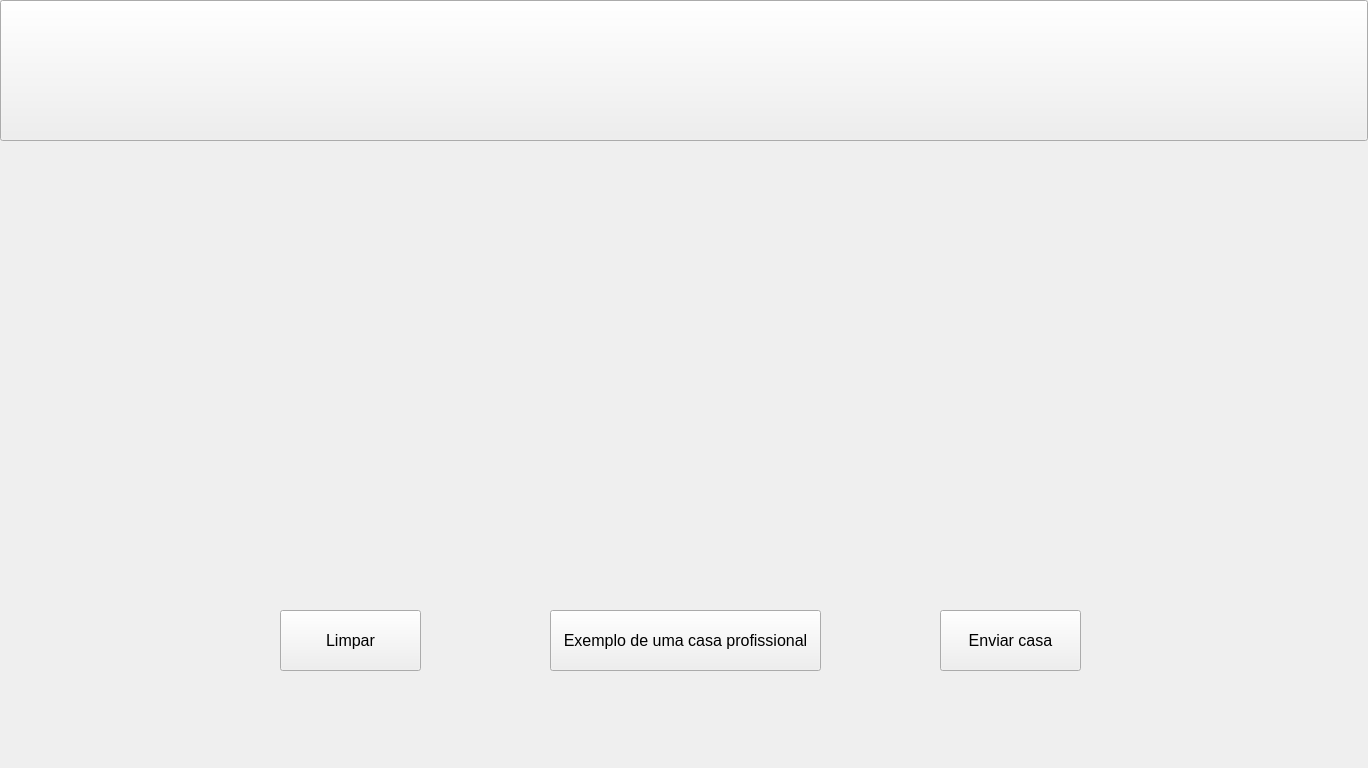
Above: Software/ProjetoK/mainwindow.ui from BrenoUSP/ProjetoK before the change. Below: the same form after it.
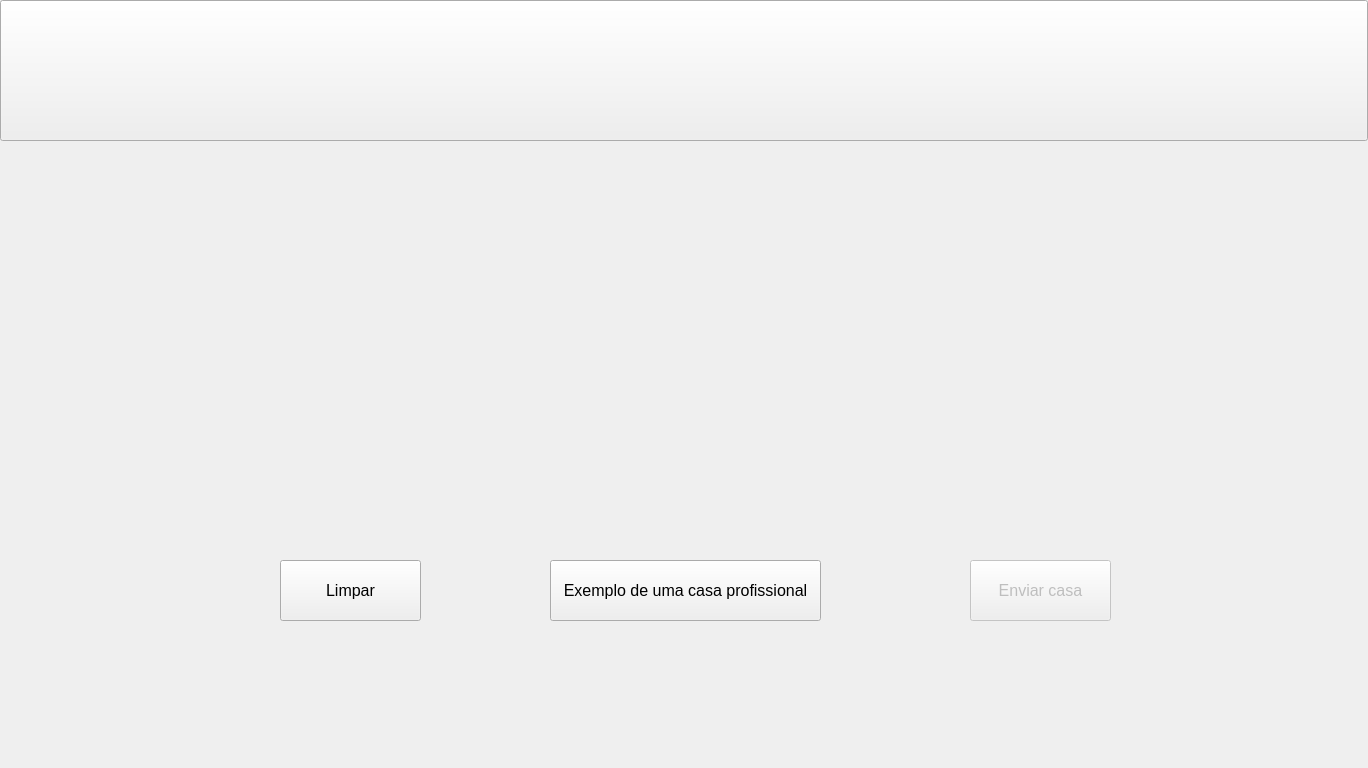
That is the form after the change. Icons and pictures are not drawn.

```diff
--- a/Software/ProjetoK/mainwindow.ui
+++ b/Software/ProjetoK/mainwindow.ui
@@ -50,10 +50,13 @@
     </property>
    </widget>
    <widget class="QPushButton" name="pushButton_2">
+    <property name="enabled">
+     <bool>false</bool>
+    </property>
     <property name="geometry">
      <rect>
-      <x>940</x>
-      <y>610</y>
+      <x>970</x>
+      <y>560</y>
       <width>141</width>
       <height>61</height>
      </rect>
@@ -77,7 +80,7 @@
     <property name="geometry">
      <rect>
       <x>280</x>
-      <y>610</y>
+      <y>560</y>
       <width>141</width>
       <height>61</height>
      </rect>
@@ -95,7 +98,7 @@
     <property name="geometry">
      <rect>
       <x>550</x>
-      <y>610</y>
+      <y>560</y>
       <width>271</width>
       <height>61</height>
      </rect>
```
